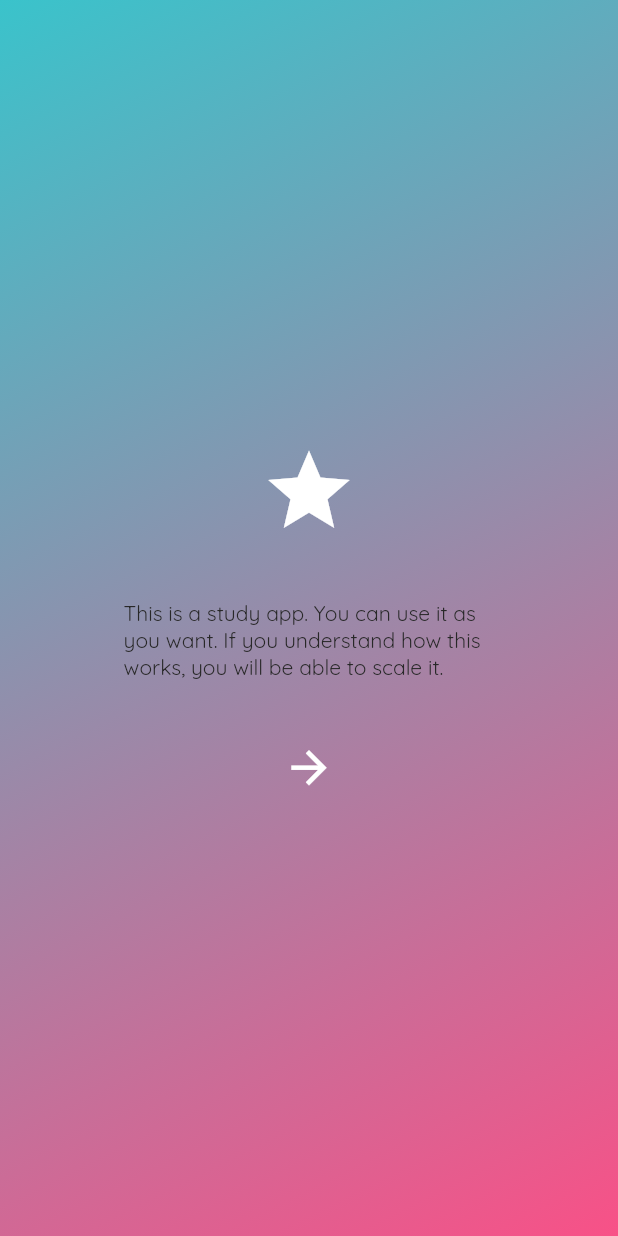
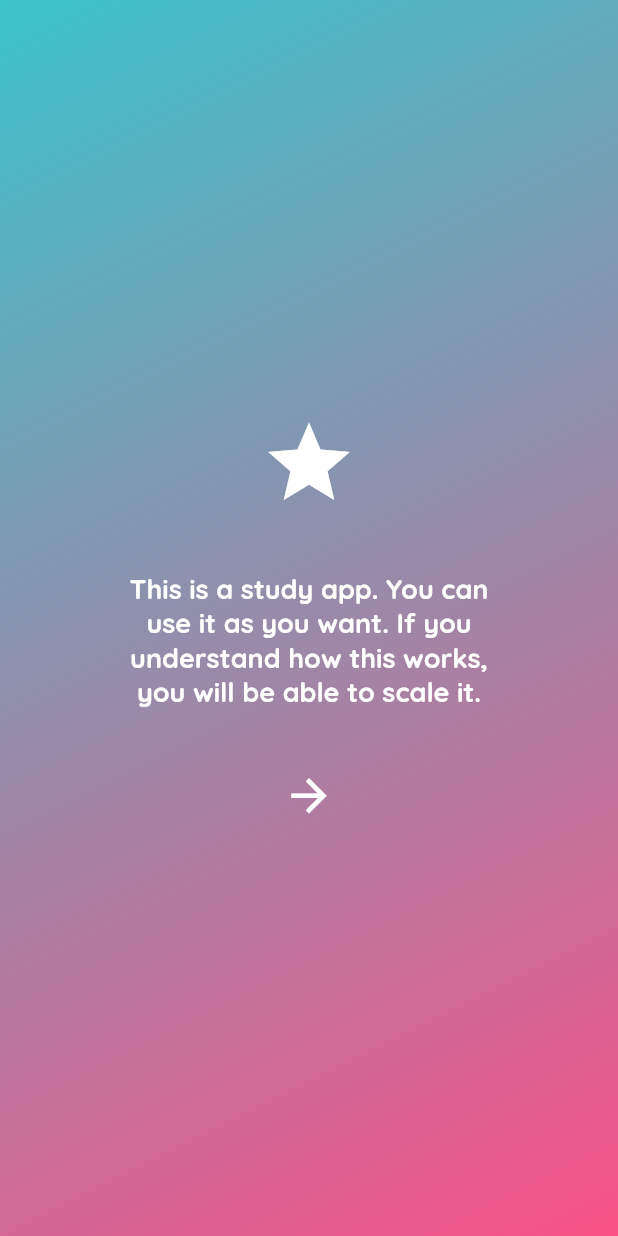
Before and after one commit to samuelbaldasso/flutter_study_app, a Flutter app: the screen it shows after launch, on a phone screen of 412 x 824 dp. Run offline on Flutter 3.47's test engine with Material 2 defaults, Android fonts, the phone set to English and light mode, and no system bars; our stand-ins replace cloud_firestore, firebase_core, get, google_fonts; accounts and stored records are empty; project files that could hold a hidden picture were left out.

Commit message:
feat: controller do tema do app (claro / escuro)

```diff
--- a/lib/bindings/initial_bindings.dart
+++ b/lib/bindings/initial_bindings.dart
@@ -1,9 +1,11 @@
 import 'package:flutter_study_app/controllers/auth_controller.dart';
+import 'package:flutter_study_app/controllers/theme_controller.dart';
 import 'package:get/get.dart';
 
 class InitialBindings implements Bindings {
   @override
   void dependencies() {
+    Get.put(ThemeController());
     Get.put(AuthController(), permanent: true);
   }
 }
--- a/lib/config/themes/app_light_theme.dart
+++ b/lib/config/themes/app_light_theme.dart
@@ -3,7 +3,7 @@ import 'package:flutter_study_app/config/themes/sub_theme_data_mixin.dart';
 
 const Color primaryLightColorLight = Color(0xFF3ac3cb);
 const Color primaryColorLight = Color(0xFFf85187);
-const Color mainTextColor = Color.fromARGB(255, 40, 40, 40);
+const Color mainTextColorLight = Color.fromARGB(255, 40, 40, 40);
 
 class LightTheme with SubThemeData {
   buildLightTheme() {
@@ -11,6 +11,6 @@ class LightTheme with SubThemeData {
     return systemLight.copyWith(
         iconTheme: getIconTheme(),
         textTheme: getTextThemes()
-            .apply(bodyColor: mainTextColor, displayColor: mainTextColor));
+            .apply(bodyColor: mainTextColorLight, displayColor: mainTextColorLight));
   }
 }
--- /dev/null
+++ b/lib/controllers/theme_controller.dart
@@ -0,0 +1,17 @@
+import 'package:flutter/material.dart';
+import 'package:flutter_study_app/config/themes/app_dark_theme.dart';
+import 'package:flutter_study_app/config/themes/app_light_theme.dart';
+import 'package:get/get.dart';
+
+class ThemeController extends GetxController {
+  late final ThemeData _dark = DarkTheme().buildDarkTheme();
+  late final ThemeData _light = LightTheme().buildLightTheme();
+
+  @override
+  void OnInit() {
+    super.onInit();
+  }
+
+  ThemeData get darkTheme => _dark;
+  ThemeData get lightTheme => _light;
+}
--- a/lib/main.dart
+++ b/lib/main.dart
@@ -2,6 +2,7 @@ import 'package:firebase_core/firebase_core.dart';
 import 'package:flutter/material.dart';
 import 'package:flutter_study_app/bindings/initial_bindings.dart';
 import 'package:flutter_study_app/config/themes/app_light_theme.dart';
+import 'package:flutter_study_app/controllers/theme_controller.dart';
 import 'package:flutter_study_app/data_upload_screen.dart';
 import 'package:flutter_study_app/screens/introduction/introduction.dart';
 import 'package:flutter_study_app/screens/splash/splash_screen.dart';
@@ -21,7 +22,7 @@ class MyApp extends StatelessWidget {
   @override
   Widget build(BuildContext context) {
     return GetMaterialApp(
-      theme: LightTheme().buildLightTheme(),
+      theme: Get.find<ThemeController>().lightTheme,
       getPages: AppRoutes.routes());
   }
 }
--- a/lib/screens/introduction/introduction.dart
+++ b/lib/screens/introduction/introduction.dart
@@ -18,8 +18,15 @@ class Introduction extends StatelessWidget {
         child: Column(mainAxisAlignment: MainAxisAlignment.center,
           children: [
           const Icon(Icons.star, size: 65),
-          SizedBox(height: 40,),
-          const Text("This is a study app. You can use it as you want. If you understand how this works, you will be able to scale it."),
+          SizedBox(height: 40),
+          const Text("This is a study app. You can use it as you want. If you understand how this works, you will be able to scale it.",
+            textAlign: TextAlign.center,
+            style: TextStyle(
+              fontSize: 18,
+              color: onSurfaceTextColor,
+              fontWeight: FontWeight.bold
+            )
+          ),
           SizedBox(height: 40,),
           AppCircleButton(
             onTap: (() => null),
```
Also changed, not shown: lib/config/themes/app_dark_theme.dart (+13 -0 lines), lib/services/firebase_storage_service.dart (added), 1 other file.
